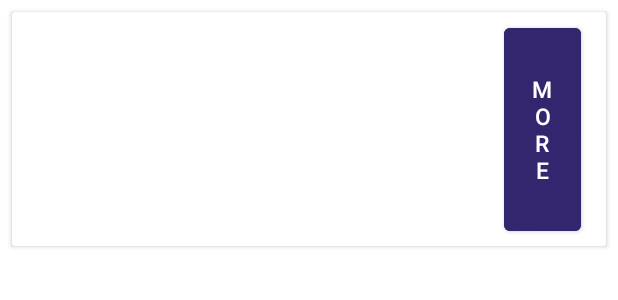
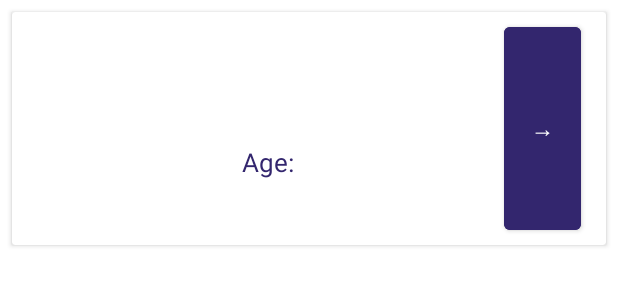
Before and after one commit to iuliadrgn/AdoptzillaApp, an Android app: the layout pet_item.xml on its own in the app's theme, with its tools: preview values and no code run, on a phone screen of 412 x 824 dp. Shown: the top 300 px of the screen. Run offline under Robolectric (Android 15) with nearby library versions, the phone set to English and light mode, and no system bars; Roboto replaces fonts that are not available here.

Commit message:
did some fixes

```diff
--- a/app/src/main/res/layout/pet_item.xml
+++ b/app/src/main/res/layout/pet_item.xml
@@ -23,14 +23,6 @@
             android:orientation="horizontal"
             tools:ignore="MissingConstraints">
 
-            <TextView
-                android:layout_width="wrap_content"
-                android:layout_height="wrap_content"
-                android:id="@+id/pet_name"
-                android:layout_marginStart="8dp"
-
-                android:textColor="@color/darkpurple"
-                android:textSize="20sp"/>
         </LinearLayout>
 
         <androidx.constraintlayout.widget.ConstraintLayout
@@ -43,13 +35,14 @@
             app:layout_constraintTop_toTopOf="parent"
             app:layout_constraintVertical_bias="0.0">
 
+
             <ImageView
                 android:id="@+id/imageViewPet"
-                android:layout_width="115dp"
-                android:layout_height="117dp"
+                android:layout_width="119dp"
+                android:layout_height="121dp"
 
-                android:layout_marginStart="11dp"
-                android:layout_marginBottom="9dp"
+                android:layout_marginStart="16dp"
+                android:layout_marginBottom="12dp"
 
                 android:adjustViewBounds="true"
                 android:scaleType="centerCrop"
@@ -57,13 +50,11 @@
                 app:layout_constraintStart_toStartOf="parent"
                 tools:ignore="ContentDescription" />
 
-
             <TextView
                 android:id="@+id/petAge"
                 android:layout_width="100dp"
                 android:layout_height="wrap_content"
                 android:layout_marginStart="191dp"
-                android:layout_marginTop="84dp"
                 android:layout_marginEnd="24dp"
                 android:layout_marginBottom="40dp"
                 android:textColor="@color/darkpurple"
@@ -74,8 +65,8 @@
                 app:layout_constraintEnd_toStartOf="@+id/more"
                 app:layout_constraintHorizontal_bias="1.0"
                 app:layout_constraintStart_toEndOf="@id/imageViewPet"
-                app:layout_constraintTop_toTopOf="parent"
-                app:layout_constraintVertical_bias="1.0" />
+
+                />
 
             <Button
                 android:id="@+id/more"
@@ -94,6 +85,40 @@
                 app:layout_constraintStart_toStartOf="parent"
                 app:layout_constraintTop_toTopOf="parent" />
 
+            <TextView
+                android:id="@+id/editTextTextPersonName"
+                android:layout_width="39dp"
+                android:layout_height="23dp"
+                android:layout_marginStart="16dp"
+                android:layout_marginBottom="40dp"
+                android:background="@color/white"
+                android:ems="10"
+                android:text="@string/Age"
+                android:textColor="@color/darkpurple"
+                android:textSize="17sp"
+                app:layout_constraintBottom_toBottomOf="parent"
+
+                app:layout_constraintStart_toEndOf="@id/imageViewPet"
+
+                tools:ignore="Autofill,LabelFor,TextFields" />
+
+            <TextView
+                android:id="@+id/pet_name"
+                android:layout_width="157dp"
+                android:layout_height="31dp"
+
+                android:layout_marginStart="159dp"
+                android:layout_marginTop="16dp"
+
+                android:layout_marginEnd="93dp"
+                android:layout_marginBottom="95dp"
+                android:textColor="@color/darkpurple"
+                android:textSize="20sp"
+                app:layout_constraintBottom_toBottomOf="parent"
+                app:layout_constraintEnd_toEndOf="parent"
+                app:layout_constraintStart_toStartOf="parent"
+                app:layout_constraintTop_toTopOf="parent" />
+
 
         </androidx.constraintlayout.widget.ConstraintLayout>
 
--- a/app/src/main/res/values/strings.xml
+++ b/app/src/main/res/values/strings.xml
@@ -18,7 +18,7 @@
     <string name="petDescription">pet description</string>
     <string name="addImage">+ image</string>
     <string name="add">add</string>
-    <string name="more">more</string>
+    <string name="more">→</string>
     <string name="addingImage">adding image</string>
     <string name="PetType">pet type</string>
     <string name="SeeAds">See Ads</string>
@@ -35,4 +35,5 @@
     <item>Bird</item>
     <item>Goat</item>
     </string-array>
+    <string name="Age">Age: </string>
 </resources>
```
